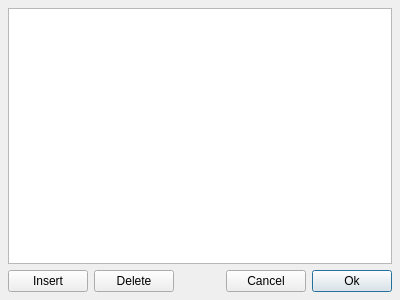
Old version of the form dialog/editdocument.ui in the repository ytxerp/ytx-client.
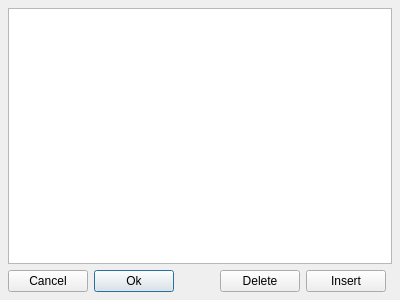
New version of the form.

```diff
--- a/dialog/editdocument.ui
+++ b/dialog/editdocument.ui
@@ -32,27 +32,13 @@
    <property name="bottomMargin">
     <number>8</number>
    </property>
-   <item row="0" column="0" colspan="5">
+   <item row="0" column="0" colspan="6">
     <widget class="QListView" name="listView">
      <property name="editTriggers">
       <set>QAbstractItemView::EditTrigger::NoEditTriggers</set>
      </property>
     </widget>
    </item>
-   <item row="1" column="0">
-    <widget class="QPushButton" name="pBtnInsert">
-     <property name="text">
-      <string>Insert</string>
-     </property>
-    </widget>
-   </item>
-   <item row="1" column="1">
-    <widget class="QPushButton" name="pBtnDelete">
-     <property name="text">
-      <string>Delete</string>
-     </property>
-    </widget>
-   </item>
    <item row="1" column="2">
     <spacer name="horizontalSpacer">
      <property name="orientation">
@@ -66,14 +52,28 @@
      </property>
     </spacer>
    </item>
-   <item row="1" column="3">
+   <item row="1" column="4">
+    <widget class="QPushButton" name="pBtnInsert">
+     <property name="text">
+      <string>Insert</string>
+     </property>
+    </widget>
+   </item>
+   <item row="1" column="0">
     <widget class="QPushButton" name="pBtnCancel">
      <property name="text">
       <string>Cancel</string>
      </property>
     </widget>
    </item>
-   <item row="1" column="4">
+   <item row="1" column="3">
+    <widget class="QPushButton" name="pBtnDelete">
+     <property name="text">
+      <string>Delete</string>
+     </property>
+    </widget>
+   </item>
+   <item row="1" column="1">
     <widget class="QPushButton" name="pBtnOk">
      <property name="text">
       <string>Ok</string>
```
Left out of the diff: 42 changed lines with no effect on the pictures.
